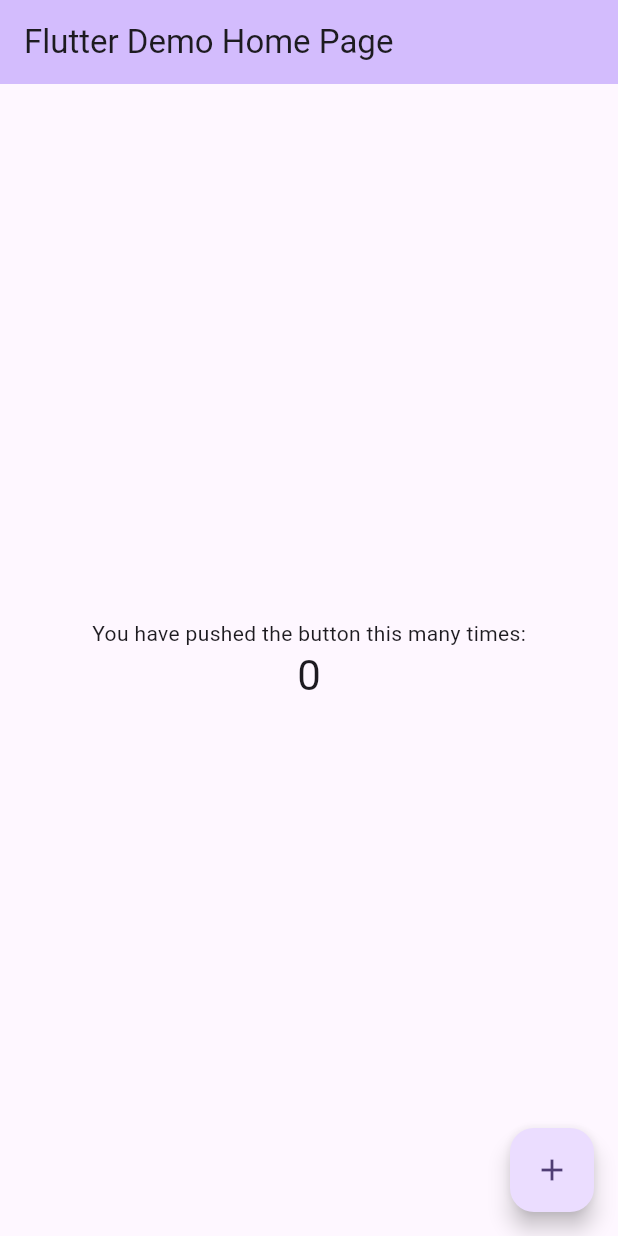
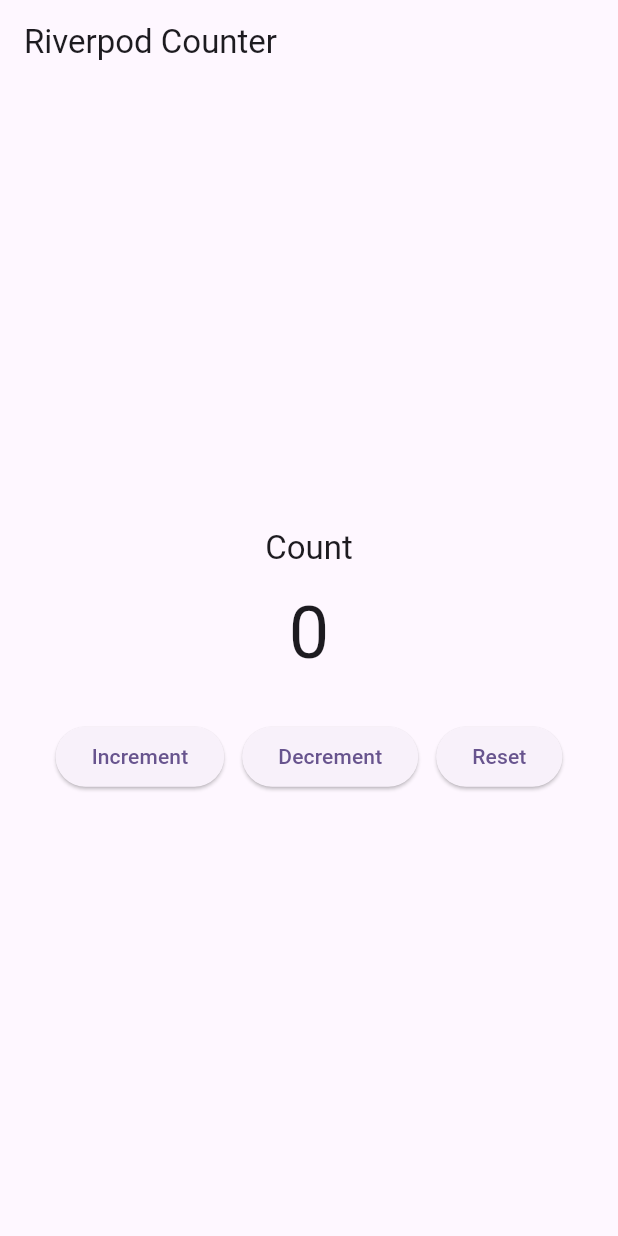
Before and after one commit to Bhushan791/Vetau, a Flutter app: the screen it shows after launch, on a phone screen of 412 x 824 dp. Run offline on Flutter 3.47's test engine with Material 3 defaults, Android fonts, the phone set to English and light mode, and no system bars; our stand-ins replace flutter_riverpod.

Commit message:
created a counter app with riverpod

```diff
--- a/frontend/lib/main.dart
+++ b/frontend/lib/main.dart
@@ -1,13 +1,8 @@
 import 'package:flutter/material.dart';
-import 'package:device_preview/device_preview.dart';
-
+import 'package:flutter_riverpod/flutter_riverpod.dart';
+import 'package:frontend/pages/app.dart';
 void main() {
-  runApp(
-    DevicePreview(
-      enabled: true, // Enable Device Preview
-      builder: (context) => const MyApp(), // Your app goes here
-    ),
-  );
+  runApp(const ProviderScope(child: MyApp()));
 }
 
 class MyApp extends StatelessWidget {
@@ -16,63 +11,13 @@ class MyApp extends StatelessWidget {
   @override
   Widget build(BuildContext context) {
     return MaterialApp(
-      title: 'Flutter Demo',
-      useInheritedMediaQuery: true, // Required for DevicePreview
-      locale: DevicePreview.locale(context),
-      builder: DevicePreview.appBuilder,
+      title: 'Riverpod Counter Demo',
       theme: ThemeData(
         colorScheme: ColorScheme.fromSeed(seedColor: Colors.deepPurple),
+        useMaterial3: true,
       ),
-      home: const MyHomePage(title: 'Flutter Demo Home Page'),
+      debugShowCheckedModeBanner: false,
+      home: const AppPage(),
     );
   }
 }
-
-class MyHomePage extends StatefulWidget {
-  const MyHomePage({super.key, required this.title});
-
-  final String title;
-
-  @override
-  State<MyHomePage> createState() => _MyHomePageState();
-}
-
-class _MyHomePageState extends State<MyHomePage> {
-  int _counter = 0;
-
-  void _incrementCounter() {
-    setState(() {
-      _counter++;
-    });
-  }
-
-  @override
-  Widget build(BuildContext context) {
-    return Scaffold(
-      appBar: AppBar(
-        backgroundColor: Theme.of(context).colorScheme.inversePrimary,
-        title: Text(widget.title),
-      ),
-      body: Center(
-        child: Column(
-          mainAxisAlignment: MainAxisAlignment.center,
-          children: <Widget>[
-            const Text('You have pushed the button this many times:'),
-            Text(
-              '$_counter',
-              style: Theme.of(context).textTheme.headlineMedium,
-            ),
-          ],
-        ),
-      ),
-      floatingActionButton: FloatingActionButton(
-        onPressed: _incrementCounter,
-        tooltip: 'Increment',
-        child: const Icon(Icons.add),
-      ),
-    );
-  }
-}
-
-
-//some comments to test git changes
--- /dev/null
+++ b/frontend/lib/pages/app.dart
@@ -0,0 +1,48 @@
+// lib/pages/app.dart
+import 'package:flutter/material.dart';
+import 'package:flutter_riverpod/flutter_riverpod.dart';
+import '../stores/counter_store.dart';
+
+class AppPage extends ConsumerWidget {
+  const AppPage({super.key});
+
+  @override
+  Widget build(BuildContext context, WidgetRef ref) {
+    final count = ref.watch(counterProvider);                 // read state
+    final counter = ref.read(counterProvider.notifier);      // access actions
+
+    return Scaffold(
+      appBar: AppBar(title: const Text('Riverpod Counter')),
+      body: Center(
+        child: Column(
+          mainAxisAlignment: MainAxisAlignment.center,
+          children: [
+            Text('Count', style: Theme.of(context).textTheme.titleLarge),
+            const SizedBox(height: 8),
+            Text('$count', style: const TextStyle(fontSize: 48)),
+            const SizedBox(height: 24),
+            Row(
+              mainAxisSize: MainAxisSize.min,
+              children: [
+                ElevatedButton(
+                  onPressed: counter.increment,
+                  child: const Text('Increment'),
+                ),
+                const SizedBox(width: 12),
+                ElevatedButton(
+                  onPressed: counter.decrement,
+                  child: const Text('Decrement'),
+                ),
+                const SizedBox(width: 12),
+                ElevatedButton(
+                  onPressed: counter.reset,
+                  child: const Text('Reset'),
+                ),
+              ],
+            ),
+          ],
+        ),
+      ),
+    );
+  }
+}
--- /dev/null
+++ b/frontend/lib/stores/counter_store.dart
@@ -0,0 +1,15 @@
+// lib/stores/counter_store.dart
+import 'package:flutter_riverpod/legacy.dart';
+
+/// CounterStore: StateNotifier that holds an int state and actions.
+class CounterStore extends StateNotifier<int> {
+  CounterStore() : super(0); // initial state
+
+  void increment() => state++;
+  void decrement() => state--;
+  void reset() => state = 0;
+}
+
+/// Provider that exposes the store's state (int) and notifier.
+final counterProvider =
+    StateNotifierProvider<CounterStore, int>((ref) => CounterStore());
--- a/frontend/pubspec.yaml
+++ b/frontend/pubspec.yaml
@@ -35,6 +35,7 @@ dependencies:
   # Use with the CupertinoIcons class for iOS style icons.
   cupertino_icons: ^1.0.8
   device_preview: ^1.2.0
+  flutter_riverpod: ^3.0.3
 
 dev_dependencies:
   flutter_test:
```
